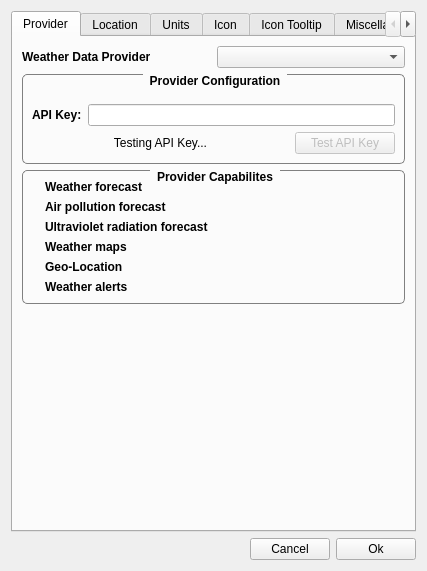
Qt form ConfigurationDialog.ui (FelixdelasPozas/TrayWeather) before a commit.
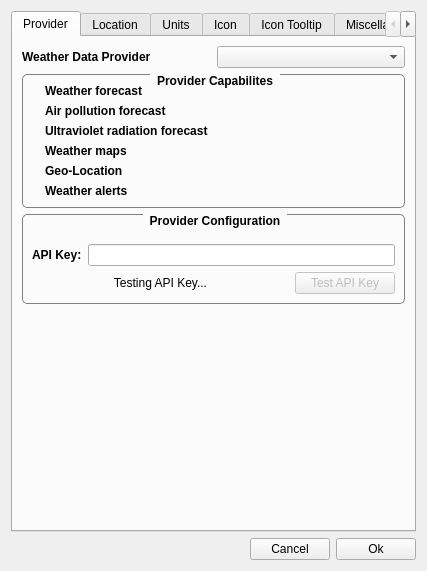
The same form after that commit. Icons and pictures are not drawn. Custom widgets are drawn as their Qt base class.

Commit message: Bugfixes related to providers and UI.

```diff
--- a/ConfigurationDialog.ui
+++ b/ConfigurationDialog.ui
@@ -94,134 +94,6 @@
          </item>
         </layout>
        </item>
-       <item>
-        <widget class="QGroupBox" name="m_keyBox">
-         <property name="sizePolicy">
-          <sizepolicy hsizetype="Preferred" vsizetype="MinimumExpanding">
-           <horstretch>0</horstretch>
-           <verstretch>0</verstretch>
-          </sizepolicy>
-         </property>
-         <property name="font">
-          <font>
-           <weight>75</weight>
-           <bold>true</bold>
-          </font>
-         </property>
-         <property name="toolTip">
-          <string>Configuration needed for the current weather provider.</string>
-         </property>
-         <property name="statusTip">
-          <string>Configuration needed for the current weather provider.</string>
-         </property>
-         <property name="styleSheet">
-          <string notr="true">QGroupBox {
-    border: 1px solid gray;
-    border-radius: 5px;
-    margin-top: 2ex;
-}
-
-QGroupBox::title {
-    subcontrol-origin: margin;
-    subcontrol-position: top center; /* position at the top center */
-    padding: 0px 5px;
-}</string>
-         </property>
-         <property name="title">
-          <string>Provider Configuration</string>
-         </property>
-         <layout class="QVBoxLayout" name="verticalLayout_10">
-          <item>
-           <widget class="QLabel" name="m_providerConfigText">
-            <property name="text">
-             <string notr="true"/>
-            </property>
-            <property name="textFormat">
-             <enum>Qt::RichText</enum>
-            </property>
-            <property name="alignment">
-             <set>Qt::AlignJustify|Qt::AlignVCenter</set>
-            </property>
-            <property name="wordWrap">
-             <bool>true</bool>
-            </property>
-            <property name="openExternalLinks">
-             <bool>true</bool>
-            </property>
-           </widget>
-          </item>
-          <item>
-           <layout class="QHBoxLayout" name="horizontalLayout_4">
-            <item>
-             <widget class="QLabel" name="label_35">
-              <property name="font">
-               <font>
-                <weight>75</weight>
-                <bold>true</bold>
-               </font>
-              </property>
-              <property name="text">
-               <string>API Key:</string>
-              </property>
-             </widget>
-            </item>
-            <item>
-             <widget class="QLineEdit" name="m_apikey">
-              <property name="toolTip">
-               <string>Provider API key.</string>
-              </property>
-              <property name="statusTip">
-               <string>Provider API key.</string>
-              </property>
-              <property name="alignment">
-               <set>Qt::AlignCenter</set>
-              </property>
-             </widget>
-            </item>
-           </layout>
-          </item>
-          <item>
-           <layout class="QHBoxLayout" name="horizontalLayout_6" stretch="1,0">
-            <property name="topMargin">
-             <number>0</number>
-            </property>
-            <item>
-             <widget class="QLabel" name="m_testLabel">
-              <property name="text">
-               <string>Testing API Key...</string>
-              </property>
-              <property name="alignment">
-               <set>Qt::AlignCenter</set>
-              </property>
-             </widget>
-            </item>
-            <item>
-             <widget class="QPushButton" name="m_apiTest">
-              <property name="enabled">
-               <bool>false</bool>
-              </property>
-              <property name="minimumSize">
-               <size>
-                <width>100</width>
-                <height>0</height>
-               </size>
-              </property>
-              <property name="toolTip">
-               <string>Tests the API key.</string>
-              </property>
-              <property name="statusTip">
-               <string>Tests the API key.</string>
-              </property>
-              <property name="text">
-               <string>Test API Key</string>
-              </property>
-             </widget>
-            </item>
-           </layout>
-          </item>
-         </layout>
-        </widget>
-       </item>
        <item>
         <widget class="QGroupBox" name="groupBox">
          <property name="font">
@@ -475,6 +347,134 @@
          </layout>
         </widget>
        </item>
+       <item>
+        <widget class="QGroupBox" name="m_keyBox">
+         <property name="sizePolicy">
+          <sizepolicy hsizetype="Preferred" vsizetype="MinimumExpanding">
+           <horstretch>0</horstretch>
+           <verstretch>0</verstretch>
+          </sizepolicy>
+         </property>
+         <property name="font">
+          <font>
+           <weight>75</weight>
+           <bold>true</bold>
+          </font>
+         </property>
+         <property name="toolTip">
+          <string>Configuration needed for the current weather provider.</string>
+         </property>
+         <property name="statusTip">
+          <string>Configuration needed for the current weather provider.</string>
+         </property>
+         <property name="styleSheet">
+          <string notr="true">QGroupBox {
+    border: 1px solid gray;
+    border-radius: 5px;
+    margin-top: 2ex;
+}
+
+QGroupBox::title {
+    subcontrol-origin: margin;
+    subcontrol-position: top center; /* position at the top center */
+    padding: 0px 5px;
+}</string>
+         </property>
+         <property name="title">
+          <string>Provider Configuration</string>
+         </property>
+         <layout class="QVBoxLayout" name="verticalLayout_10">
+          <item>
+           <widget class="QLabel" name="m_providerConfigText">
+            <property name="text">
+             <string notr="true"/>
+            </property>
+            <property name="textFormat">
+             <enum>Qt::RichText</enum>
+            </property>
+            <property name="alignment">
+             <set>Qt::AlignJustify|Qt::AlignVCenter</set>
+            </property>
+            <property name="wordWrap">
+             <bool>true</bool>
+            </property>
+            <property name="openExternalLinks">
+             <bool>true</bool>
+            </property>
+           </widget>
+          </item>
+          <item>
+           <layout class="QHBoxLayout" name="horizontalLayout_4">
+            <item>
+             <widget class="QLabel" name="label_35">
+              <property name="font">
+               <font>
+                <weight>75</weight>
+                <bold>true</bold>
+               </font>
+              </property>
+              <property name="text">
+               <string>API Key:</string>
+              </property>
+             </widget>
+            </item>
+            <item>
+             <widget class="QLineEdit" name="m_apikey">
+              <property name="toolTip">
+               <string>Provider API key.</string>
+              </property>
+              <property name="statusTip">
+               <string>Provider API key.</string>
+              </property>
+              <property name="alignment">
+               <set>Qt::AlignCenter</set>
+              </property>
+             </widget>
+            </item>
+           </layout>
+          </item>
+          <item>
+           <layout class="QHBoxLayout" name="horizontalLayout_6" stretch="1,0">
+            <property name="topMargin">
+             <number>0</number>
+            </property>
+            <item>
+             <widget class="QLabel" name="m_testLabel">
+              <property name="text">
+               <string>Testing API Key...</string>
+              </property>
+              <property name="alignment">
+               <set>Qt::AlignCenter</set>
+              </property>
+             </widget>
+            </item>
+            <item>
+             <widget class="QPushButton" name="m_apiTest">
+              <property name="enabled">
+               <bool>false</bool>
+              </property>
+              <property name="minimumSize">
+               <size>
+                <width>100</width>
+                <height>0</height>
+               </size>
+              </property>
+              <property name="toolTip">
+               <string>Tests the API key.</string>
+              </property>
+              <property name="statusTip">
+               <string>Tests the API key.</string>
+              </property>
+              <property name="text">
+               <string>Test API Key</string>
+              </property>
+             </widget>
+            </item>
+           </layout>
+          </item>
+         </layout>
+        </widget>
+       </item>
        <item>
         <spacer name="verticalSpacer_2">
          <property name="orientation">
```
The commit also changes 8 other files.
